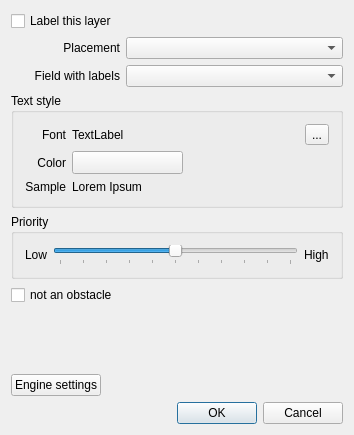
This is src/plugins/labeling/labelingguibase.ui in qgis/QGIS as Qt 5 draws it before an edit. The edited form follows.
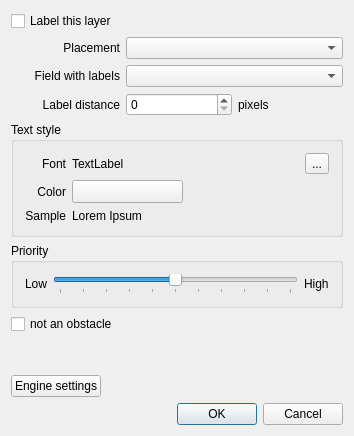
This is the edited form. Icons and pictures are not drawn. Custom widgets are drawn as their Qt base class.

Commit message: Option to set distance from label to the feature. Available for points and lines.

The edit to the form file:
```diff
--- a/src/plugins/labeling/labelingguibase.ui
+++ b/src/plugins/labeling/labelingguibase.ui
@@ -7,7 +7,7 @@
     <x>0</x>
     <y>0</y>
     <width>354</width>
-    <height>435</height>
+    <height>436</height>
    </rect>
   </property>
   <property name="windowTitle">
@@ -67,6 +67,34 @@
      <item row="1" column="1">
       <widget class="QComboBox" name="cboFieldName"/>
      </item>
+     <item row="2" column="0">
+      <widget class="QLabel" name="label_8">
+       <property name="text">
+        <string>Label distance</string>
+       </property>
+       <property name="alignment">
+        <set>Qt::AlignRight|Qt::AlignTrailing|Qt::AlignVCenter</set>
+       </property>
+      </widget>
+     </item>
+     <item row="2" column="1">
+      <layout class="QHBoxLayout" name="horizontalLayout_3">
+       <item>
+        <widget class="QDoubleSpinBox" name="spinDist">
+         <property name="decimals">
+          <number>0</number>
+         </property>
+        </widget>
+       </item>
+       <item>
+        <widget class="QLabel" name="label_9">
+         <property name="text">
+          <string>pixels</string>
+         </property>
+        </widget>
+       </item>
+      </layout>
+     </item>
     </layout>
    </item>
    <item>
```
The commit also changes 3 other files.
